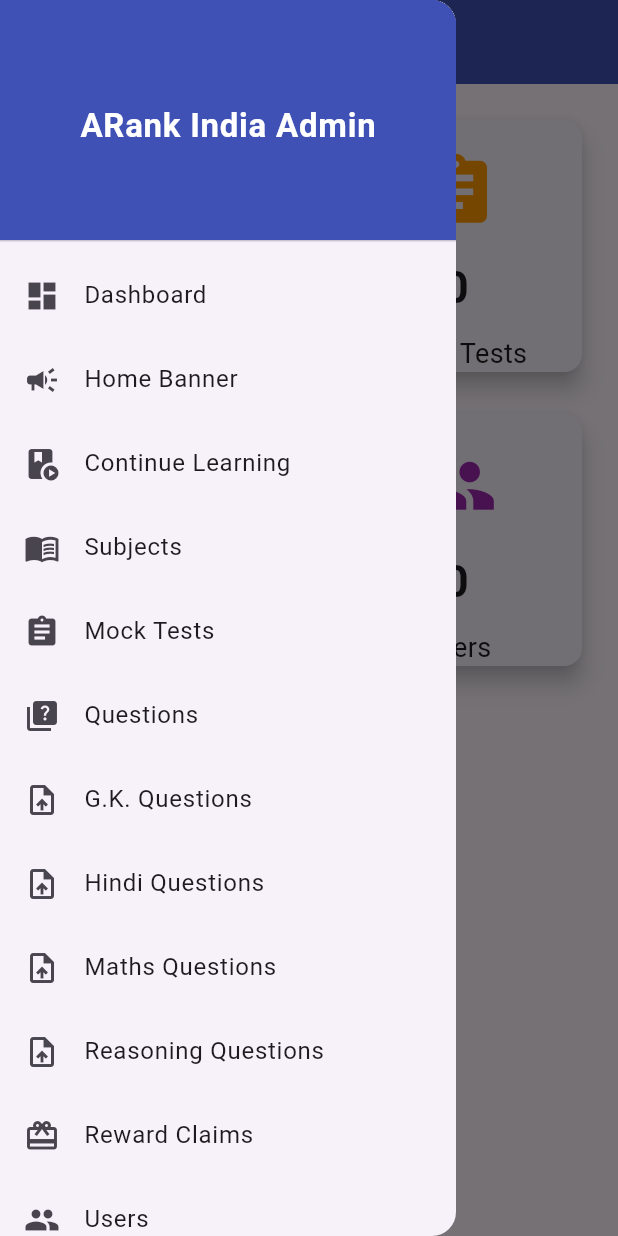
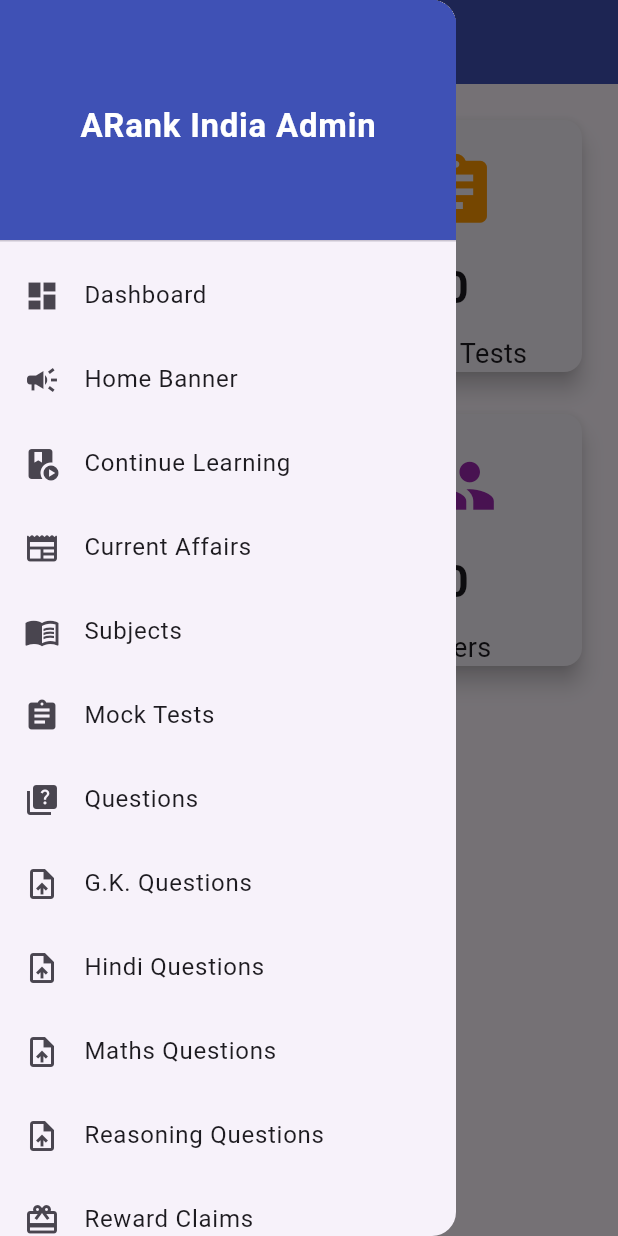
Before and after one commit to thegkexpert662-afk/arank-india-admin, a Flutter app: the DashboardScreen screen opened directly, with the side drawer open, on a phone screen of 412 x 824 dp. Run offline on Flutter 3.47's test engine with Material 3 defaults, Android fonts, the phone set to English and light mode, and no system bars; our stand-ins replace cloud_firestore, file_picker, firebase_auth, firebase_core; missing offline and left inert: spreadsheet_decoder; accounts and stored records are empty.

Commit message:
Connect Current Affairs management to admin dashboard

```diff
--- a/lib/screens/dashboard/dashboard_screen.dart
+++ b/lib/screens/dashboard/dashboard_screen.dart
@@ -9,6 +9,7 @@
 import '../../screens/admin/reasoning_screen.dart';
 import 'home_banner_screen.dart';
 import 'continue_learning_screen.dart';
+import 'current_affairs_screen.dart';
 import '../users/users_screen.dart';
 
 class DashboardScreen extends StatelessWidget {
@@ -22,6 +23,7 @@
         ListTile(leading: const Icon(Icons.dashboard), title: const Text('Dashboard'), onTap: () {}),
         ListTile(leading: const Icon(Icons.campaign), title: const Text('Home Banner'), onTap: () => Navigator.push(context, MaterialPageRoute(builder: (_) => const HomeBannerScreen()))),
         ListTile(leading: const Icon(Icons.play_lesson), title: const Text('Continue Learning'), onTap: () => Navigator.push(context, MaterialPageRoute(builder: (_) => const ContinueLearningScreen()))),
+        ListTile(leading: const Icon(Icons.newspaper_rounded), title: const Text('Current Affairs'), onTap: () => Navigator.push(context, MaterialPageRoute(builder: (_) => const CurrentAffairsScreen()))),
         ListTile(leading: const Icon(Icons.menu_book), title: const Text('Subjects'), onTap: () => Navigator.push(context, MaterialPageRoute(builder: (_) => const SubjectScreen()))),
         ListTile(leading: const Icon(Icons.assignment), title: const Text('Mock Tests'), onTap: () => Navigator.push(context, MaterialPageRoute(builder: (_) => MockTestListScreen()))),
         ListTile(leading: const Icon(Icons.quiz), title: const Text('Questions'), onTap: () => Navigator.push(context, MaterialPageRoute(builder: (_) => const QuestionScreen()))),
```
